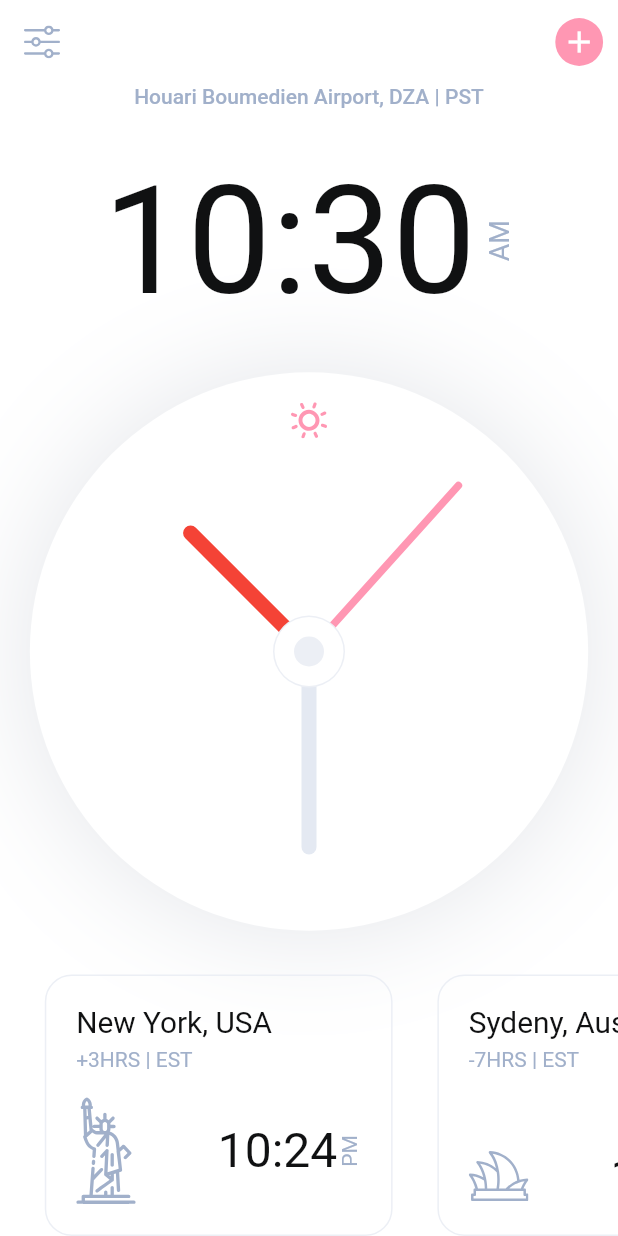
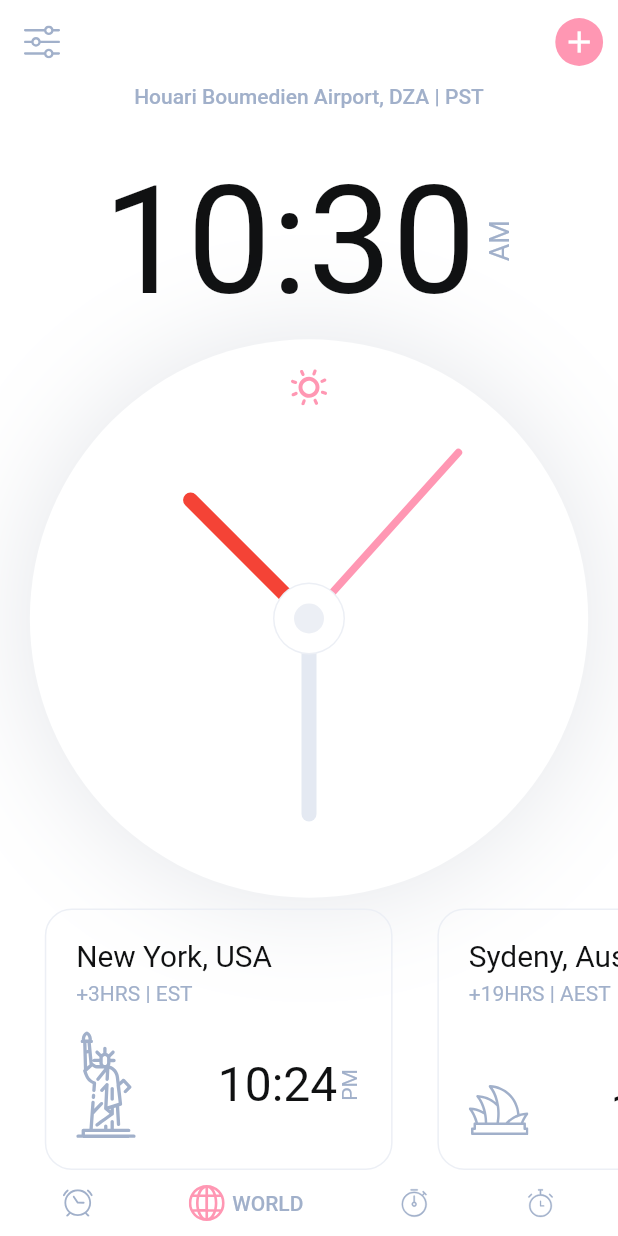
Before and after one commit to honeyBeexO/clocky, a Flutter app: the screen it shows after launch, on a phone screen of 412 x 824 dp. Run offline on Flutter 3.47's test engine with Material 2 defaults, Android fonts, the phone set to English and light mode, and no system bars; our stand-ins replace flutter_svg, google_fonts.

Commit message:
impleneting the bottom navbar

```diff
--- a/lib/screens/components/body.dart
+++ b/lib/screens/components/body.dart
@@ -34,7 +34,7 @@ class Body extends StatelessWidget {
                     image: 'assets/icons/Sydney.svg',
                     location: 'Sydeny, Australia',
                     time: '16:24',
-                    timeZone: '-7HRS | EST',
+                    timeZone: '+19HRS | AEST',
                     period: 'PM',
                   ),
                 ],
--- a/lib/screens/home_screen.dart
+++ b/lib/screens/home_screen.dart
@@ -10,6 +10,53 @@ class HomeScreen extends StatelessWidget {
     SizeConfig().init(context);
     return Scaffold(
       appBar: buildAppBar(context),
+      bottomNavigationBar: BottomAppBar(
+        elevation: 0.0,
+        color: Theme.of(context).bottomAppBarTheme.color,
+        child: Padding(
+          padding: EdgeInsets.symmetric(horizontal: 10, vertical: 10),
+          child: Row(
+            mainAxisAlignment: MainAxisAlignment.spaceAround,
+            children: [
+              SvgPicture.asset(
+                'assets/icons/clock.svg',
+                height: 20,
+                width: 20,
+                color: Theme.of(context).iconTheme.color,
+              ),
+              Row(
+                mainAxisAlignment: MainAxisAlignment.center,
+                crossAxisAlignment: CrossAxisAlignment.center,
+                children: [
+                  SvgPicture.asset(
+                    'assets/icons/world.svg',
+                    height: 24,
+                    width: 24,
+                    color: Theme.of(context).primaryColor,
+                  ),
+                  SizedBox(width: 5),
+                  Text(
+                    'World'.toUpperCase(),
+                    style: Theme.of(context).textTheme.bodyText1,
+                  ),
+                ],
+              ),
+              SvgPicture.asset(
+                'assets/icons/watch_2.svg',
+                height: 20,
+                width: 20,
+                color: Theme.of(context).iconTheme.color,
+              ),
+              SvgPicture.asset(
+                'assets/icons/stop_watch.svg',
+                height: 20,
+                width: 20,
+                color: Theme.of(context).iconTheme.color,
+              ),
+            ],
+          ),
+        ),
+      ),
       body: Body(),
     );
   }
```
